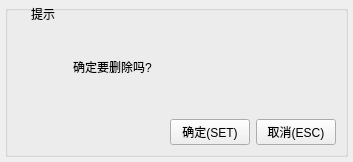
The window that api/myMessageBox.ui (lvxiaowei/linux_lcCode) describes before a commit, drawn with Qt 5.
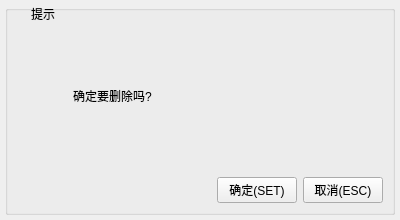
The same window after the commit. Icons and pictures are not drawn.

Diff of the .ui file:
```diff
--- a/api/myMessageBox.ui
+++ b/api/myMessageBox.ui
@@ -6,8 +6,8 @@
    <rect>
     <x>0</x>
     <y>0</y>
-    <width>353</width>
-    <height>162</height>
+    <width>400</width>
+    <height>220</height>
    </rect>
   </property>
   <property name="windowTitle">
```
